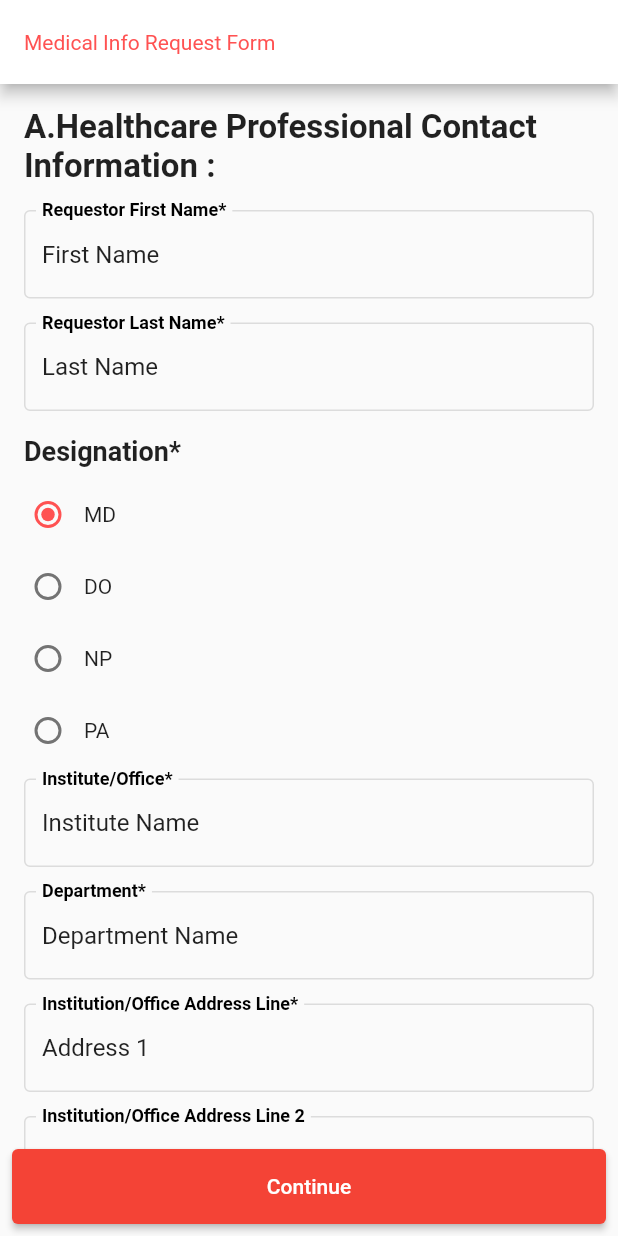
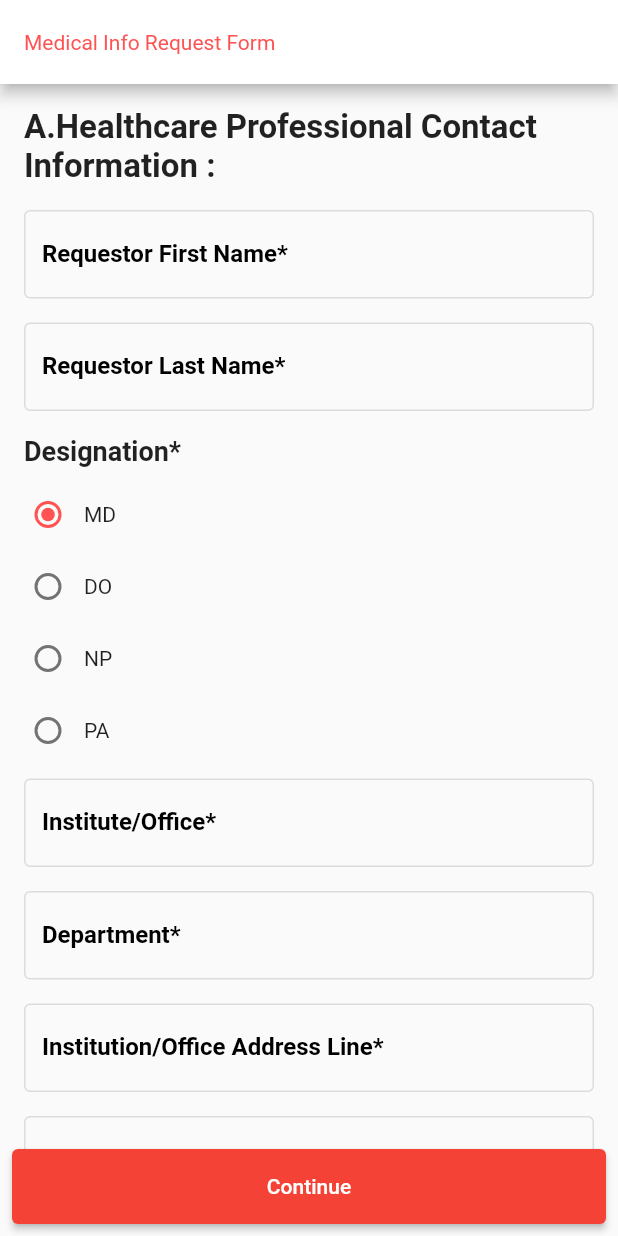
Before and after one commit to NJashwanth/gridlex, a Flutter app: the screen it shows after launch, on a phone screen of 412 x 824 dp. Run offline on Flutter 3.47's test engine with Material 2 defaults, Android fonts, the phone set to English and light mode, and no system bars; our stand-ins replace connectivity, datetime_picker_formfield, firebase_core, firebase_storage, hive, rxdart; missing offline and left inert: flutter_signature_pad; accounts and stored records are empty.

Commit message:
Code Refactoring

```diff
--- a/lib/Home/UI/Pages/HealthCareProfessionalContactInformation_A.dart
+++ b/lib/Home/UI/Pages/HealthCareProfessionalContactInformation_A.dart
@@ -19,28 +19,19 @@ class _HealthCareContactInformationPageState
   HomeBloc? _bloc = HomeBloc.getInstance();
 
   TextEditingController requestorFirstNameController =
-      new TextEditingController(text: "First Name");
+      new TextEditingController();
   TextEditingController requestorLastNameController =
-      new TextEditingController(text: "Last Name");
-  TextEditingController institutionNameController =
-      new TextEditingController(text: "Institute Name");
-  TextEditingController departmentController =
-      new TextEditingController(text: "Department Name");
-  TextEditingController addressLine1Controller =
-      new TextEditingController(text: "Address 1");
-  TextEditingController addressLine2Controller =
-      new TextEditingController(text: "Address 2");
+      new TextEditingController();
+  TextEditingController institutionNameController = new TextEditingController();
+  TextEditingController departmentController = new TextEditingController();
+  TextEditingController addressLine1Controller = new TextEditingController();
+  TextEditingController addressLine2Controller = new TextEditingController();
 
-  TextEditingController cityController =
-      new TextEditingController(text: "City Name");
-  TextEditingController zipController =
-      new TextEditingController(text: "500560");
-  TextEditingController phoneNumberController =
-      new TextEditingController(text: "8186855985");
-  TextEditingController faxNumberController =
-      new TextEditingController(text: "Fax number");
-  TextEditingController emailController =
-      new TextEditingController(text: "Email@email.com");
+  TextEditingController cityController = new TextEditingController();
+  TextEditingController zipController = new TextEditingController();
+  TextEditingController phoneNumberController = new TextEditingController();
+  TextEditingController faxNumberController = new TextEditingController();
+  TextEditingController emailController = new TextEditingController();
   List<DropdownMenuItem<StatesDropDown>>? statesMenuList;
   StatesDropDown? selectedState;
   String designation = "MD";
@@ -100,12 +91,15 @@ class _HealthCareContactInformationPageState
   }
 
   Widget getBody() {
-    return Padding(
+    return GestureDetector(
+      onTap: () => closeVirtualKeyboard(),
+      child: Padding(
         padding: const EdgeInsets.all(8.0),
         child: Column(
           crossAxisAlignment: CrossAxisAlignment.stretch,
           children: [
-          getMainHeadingText("A.Healthcare Professional Contact Information :"),
+            getMainHeadingText(
+                "A.Healthcare Professional Contact Information :"),
             Expanded(
               child: SingleChildScrollView(
                 child: Form(
@@ -117,6 +111,7 @@ class _HealthCareContactInformationPageState
             ),
             getSubmitButton(navigateToB)
           ],
+        ),
       ),
     );
   }
@@ -172,10 +167,10 @@ class _HealthCareContactInformationPageState
         getTextFormField(cityController, "City*", "City", validationType: 1),
         getTextFormField(zipController, "Zip*", "Zip", validationType: 5),
         getTextFormField(phoneNumberController, "Phone Number", "Phone Number",
-            validationType: 6),
+            validationType: 7, length: 10),
         getTextFormField(faxNumberController, "Fax Number", "Fax Number",
-            validationType: 6),
-        getTextFormField(emailController, "Email", "Email", validationType: 6),
+            validationType: 7),
+        getTextFormField(emailController, "Email", "Email", validationType: 8),
       ],
     );
   }
@@ -302,4 +297,12 @@ class _HealthCareContactInformationPageState
         faxNumberController.text,
         emailController.text);
   }
+
+  void closeVirtualKeyboard() {
+    FocusScopeNode currentFocus = FocusScope.of(context);
+
+    if (!currentFocus.hasPrimaryFocus) {
+      currentFocus.unfocus();
     }
+  }
+}
--- a/lib/Home/UI/Pages/UnsolicitedInformationRequest_B.dart
+++ b/lib/Home/UI/Pages/UnsolicitedInformationRequest_B.dart
@@ -21,9 +21,8 @@ class _UnsolicitedInformationRequestPageState
     extends State<UnsolicitedInformationRequestPage> {
   final _formKey = GlobalKey<FormState>();
   TextEditingController requestDescriptionController =
-      new TextEditingController(text: "Request Description");
-  TextEditingController patientNameController =
-      new TextEditingController(text: "Patient Name");
+      new TextEditingController();
+  TextEditingController patientNameController = new TextEditingController();
   TextEditingController dobController = new TextEditingController();
   TextEditingController dateOfRequestController = new TextEditingController();
   final _sign = GlobalKey<SignatureState>();
```
Also changed, not shown: lib/Home/UI/HomeScreen.dart (+7 -1 lines), lib/Home/UI/Pages/RepresentiveContactInformation_C.dart (+9 -10 lines), lib/Utils/Utils.dart (+9 -6 lines). Lines whose indentation alone changed are shown as unchanged.
